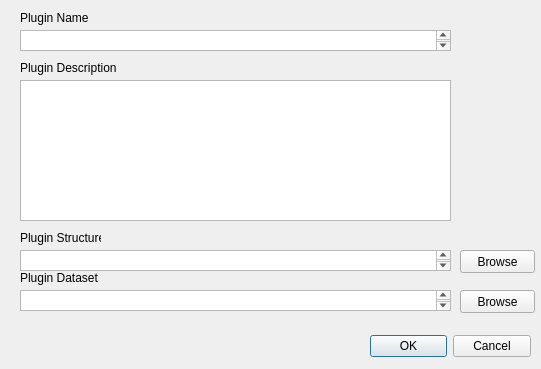
maurygrin/Software-Project-Team9, file newPlugin.ui: the form before one commit.
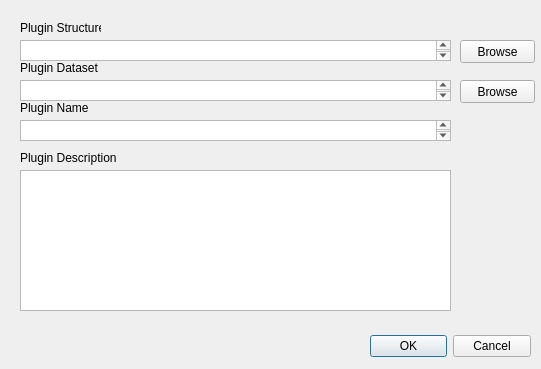
The form after the commit.

Commit message: Parsed xml information is sent to the correct places parseXml() is working properly with any xml file

Patch:
```diff
--- a/newPlugin.ui
+++ b/newPlugin.ui
@@ -33,7 +33,7 @@
    <property name="geometry">
     <rect>
      <x>20</x>
-     <y>10</y>
+     <y>100</y>
      <width>81</width>
      <height>16</height>
     </rect>
@@ -46,7 +46,7 @@
    <property name="geometry">
     <rect>
      <x>20</x>
-     <y>30</y>
+     <y>120</y>
      <width>431</width>
      <height>21</height>
     </rect>
@@ -56,7 +56,7 @@
    <property name="geometry">
     <rect>
      <x>20</x>
-     <y>60</y>
+     <y>150</y>
      <width>131</width>
      <height>16</height>
     </rect>
@@ -69,7 +69,7 @@
    <property name="geometry">
     <rect>
      <x>20</x>
-     <y>80</y>
+     <y>170</y>
      <width>431</width>
      <height>141</height>
     </rect>
@@ -79,7 +79,7 @@
    <property name="geometry">
     <rect>
      <x>20</x>
-     <y>230</y>
+     <y>20</y>
      <width>81</width>
      <height>16</height>
     </rect>
@@ -92,7 +92,7 @@
    <property name="geometry">
     <rect>
      <x>20</x>
-     <y>270</y>
+     <y>60</y>
      <width>81</width>
      <height>16</height>
     </rect>
@@ -105,7 +105,7 @@
    <property name="geometry">
     <rect>
      <x>460</x>
-     <y>250</y>
+     <y>40</y>
      <width>75</width>
      <height>23</height>
     </rect>
@@ -118,7 +118,7 @@
    <property name="geometry">
     <rect>
      <x>460</x>
-     <y>290</y>
+     <y>80</y>
      <width>75</width>
      <height>23</height>
     </rect>
@@ -131,7 +131,7 @@
    <property name="geometry">
     <rect>
      <x>20</x>
-     <y>250</y>
+     <y>40</y>
      <width>431</width>
      <height>21</height>
     </rect>
@@ -141,7 +141,7 @@
    <property name="geometry">
     <rect>
      <x>20</x>
-     <y>290</y>
+     <y>80</y>
      <width>431</width>
      <height>21</height>
     </rect>
```
The commit also changes 2 other files.
